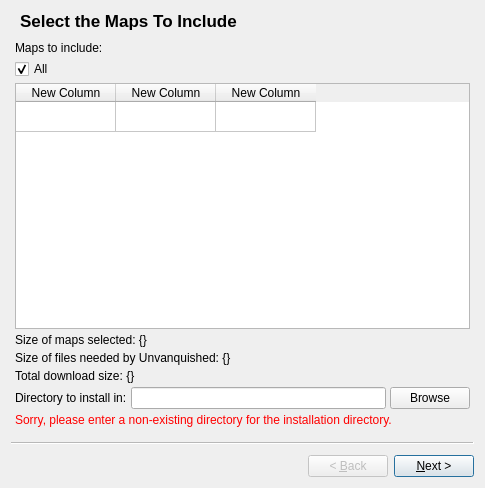
First picture: the form in installer.ui, repository RamchandraApte/unvanquished-installer, before the edit.
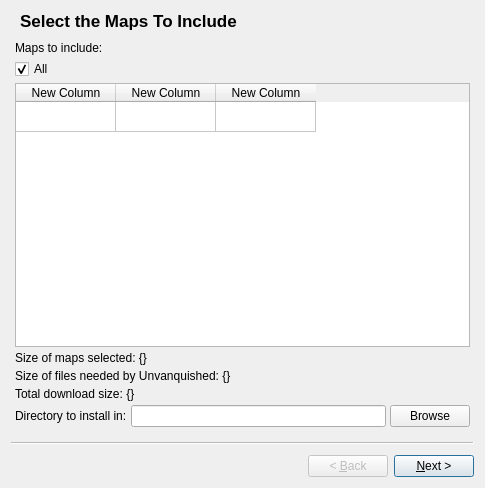
Second picture: the form after the edit. Icons and pictures are not drawn.

Commit message: Added download continuation support.

```diff
--- a/installer.ui
+++ b/installer.ui
@@ -123,13 +123,6 @@
       </property>
      </widget>
     </item>
-    <item row="9" column="0" colspan="3">
-     <widget class="QLabel" name="invalidInstallDirLabel">
-      <property name="text">
-       <string>&lt;html&gt;&lt;head/&gt;&lt;body&gt;&lt;p&gt;&lt;span style=&quot; color:#ff0000;&quot;&gt;Sorry, please enter a non-existing directory for the installation directory.&lt;/span&gt;&lt;/p&gt;&lt;/body&gt;&lt;/html&gt;</string>
-      </property>
-     </widget>
-    </item>
     <item row="5" column="0" colspan="3">
      <widget class="QLabel" name="sizeOfRequiredFilesLabel">
       <property name="text">
```
The commit also changes 1 other file.
